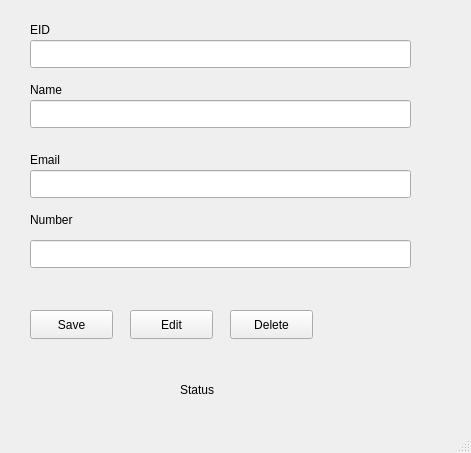
Qt form GUI with QT/SQLite_DBQTCpp/dialogue.ui (SadmanSkb55/CPP-and-QT-GUI) before a commit.
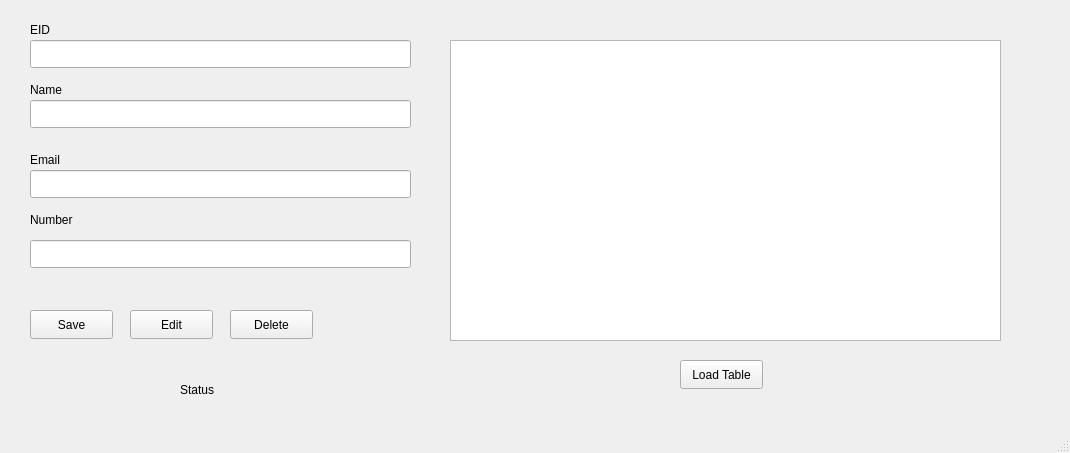
The same form after that commit.

Commit message: table implement

```diff
--- a/GUI with QT/SQLite_DBQTCpp/dialogue.ui
+++ b/GUI with QT/SQLite_DBQTCpp/dialogue.ui
@@ -6,7 +6,7 @@
    <rect>
     <x>0</x>
     <y>0</y>
-    <width>471</width>
+    <width>1070</width>
     <height>453</height>
    </rect>
   </property>
@@ -164,6 +164,29 @@
      <string>Delete</string>
     </property>
    </widget>
+   <widget class="QTableView" name="tableView">
+    <property name="geometry">
+     <rect>
+      <x>450</x>
+      <y>40</y>
+      <width>551</width>
+      <height>301</height>
+     </rect>
+    </property>
+   </widget>
+   <widget class="QPushButton" name="pushButton_4">
+    <property name="geometry">
+     <rect>
+      <x>680</x>
+      <y>360</y>
+      <width>83</width>
+      <height>29</height>
+     </rect>
+    </property>
+    <property name="text">
+     <string>Load Table</string>
+    </property>
+   </widget>
   </widget>
   <widget class="QMenuBar" name="menubar">
    <property name="geometry">
```
Left out of the diff: 2 changed lines with no effect on the pictures. The commit also changes 2 other files.
